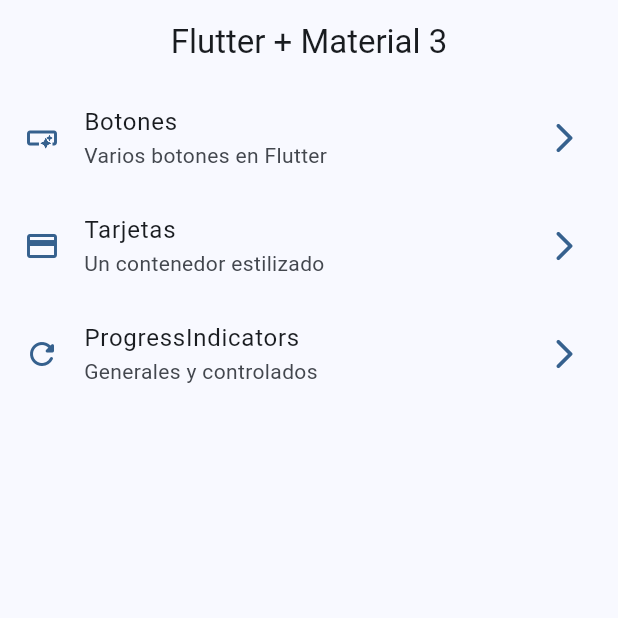
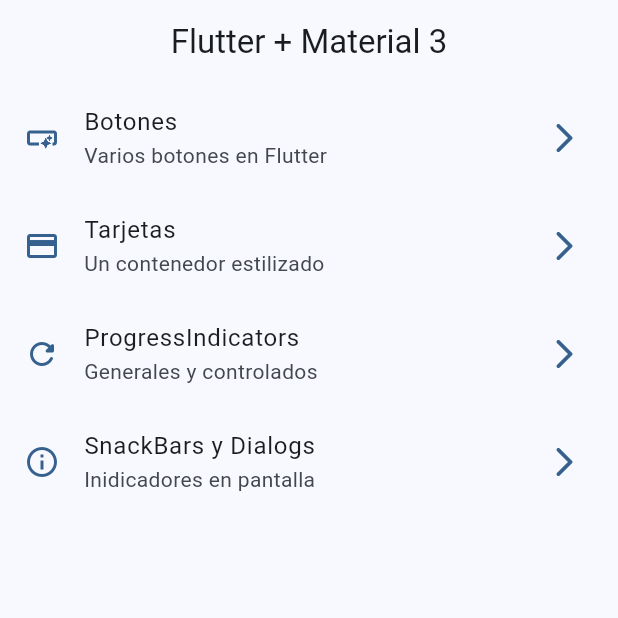
Before and after one commit to lcoronelcosta/widgets_app_flutter, a Flutter app: the screen it shows after launch, on a phone screen of 412 x 824 dp, the top half of it. Run offline on Flutter 3.47's test engine with Material 3 defaults, Android fonts, the phone set to English and light mode, and no system bars; our stand-ins replace go_router.

Commit message:
Snacbars Dialogs terminado

```diff
--- a/lib/config/menu/menu_item.dart
+++ b/lib/config/menu/menu_item.dart
@@ -33,6 +33,12 @@ class MenuItem {
       link: '/progress',
       icon: Icons.refresh_rounded
     ),
+    MenuItem(
+      title: 'SnackBars y Dialogs',
+      subTitle: 'Inidicadores en pantalla',
+      link: '/snackbars',
+      icon: Icons.info_outline
+    ),
   ];
 
 }
--- a/lib/config/router/app_router.dart
+++ b/lib/config/router/app_router.dart
@@ -24,5 +24,10 @@ final appRouter = GoRouter(
       name: ProgressScreen.name,
       builder: (context, state) => const ProgressScreen(),
     ),
+    GoRoute(
+      path: '/snackbars',
+      name: SnackbarScreen.name,
+      builder: (context, state) => const SnackbarScreen(),
+    ),
   ],
 );
--- a/lib/main.dart
+++ b/lib/main.dart
@@ -12,6 +12,7 @@ class MainApp extends StatelessWidget {
   @override
   Widget build(BuildContext context) {
     return MaterialApp.router(
+      title: 'Flutter Widgets',
       routerConfig: appRouter,
       debugShowCheckedModeBanner: false,
       theme: AppTheme(selectedColor: 0).getTheme(),
```
Also changed, not shown: lib/presentation/screens/snackbar/snackbar_screen.dart (+72 -1 lines).
